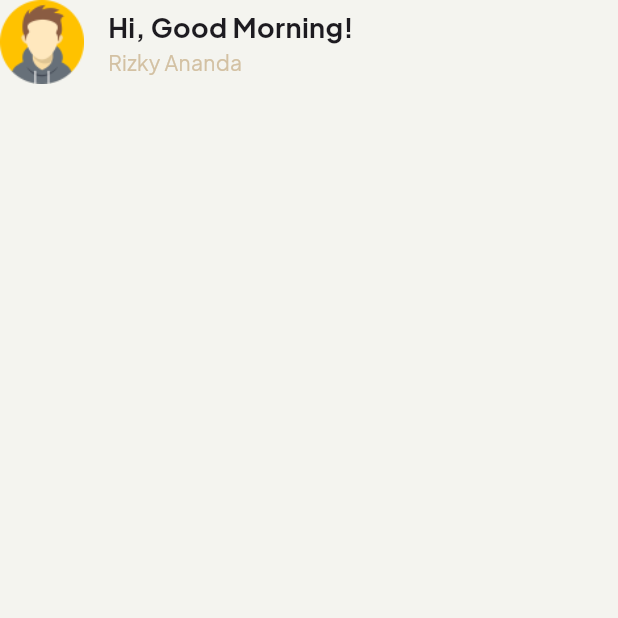
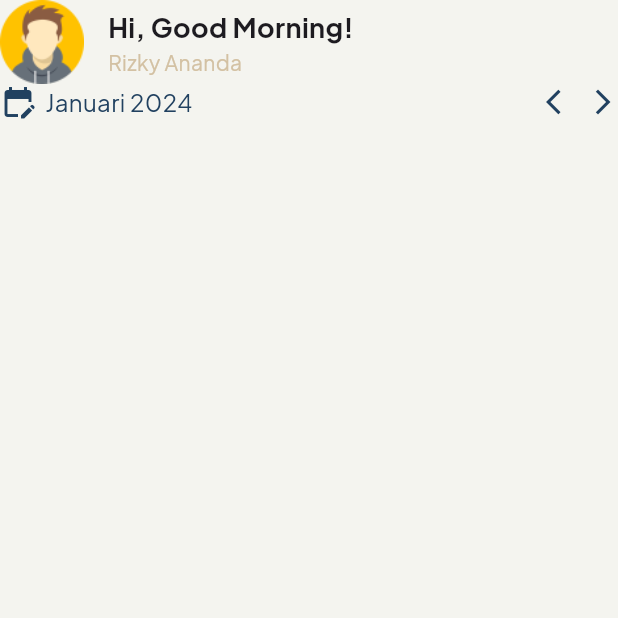
Before and after one commit to ekyrizky/savvy-stash, a Flutter app: the screen it shows after launch, on a phone screen of 412 x 824 dp, the top half of it. Run offline on Flutter 3.47's test engine with Material 3 defaults, Android fonts, the phone set to English and light mode, and no system bars; our stand-ins replace get, google_fonts.

Commit message:
add component: edit calendar

```diff
--- /dev/null
+++ b/lib/presentation/components/atoms/calendar_atom.dart
@@ -0,0 +1,33 @@
+import 'package:flutter/material.dart';
+import 'package:savvy_stash/app/theme/colors.dart';
+import 'package:savvy_stash/app/theme/typography.dart';
+
+class CalendarAtom extends StatelessWidget {
+  const CalendarAtom({super.key, required this.onTap});
+
+  final VoidCallback onTap;
+
+  @override
+  Widget build(BuildContext context) {
+    return GestureDetector(
+      onTap: () {
+        onTap();
+      },
+      child: Row(
+        children: [
+          Icon(
+            Icons.edit_calendar,
+            size: 24,
+            color: AppColors.kPrimaryColor,
+          ),
+          SizedBox(width: 6),
+          Text(
+            'Januari 2024',
+            style: AppTypography.bodyMedium
+                .copyWith(color: AppColors.kPrimaryColor),
+          ),
+        ],
+      ),
+    );
+  }
+}
--- /dev/null
+++ b/lib/presentation/components/atoms/next_prev_atom.dart
@@ -0,0 +1,34 @@
+import 'package:flutter/material.dart';
+import 'package:savvy_stash/app/theme/colors.dart';
+
+class NextPrevAtom extends StatelessWidget {
+  const NextPrevAtom({super.key, required this.onNext, required this.onPrev});
+
+  final VoidCallback onNext;
+  final VoidCallback onPrev;
+
+  @override
+  Widget build(BuildContext context) {
+    return Row(
+      children: [
+        GestureDetector(
+          onTap: onPrev,
+          child: Icon(
+            Icons.arrow_back_ios,
+            size: 20,
+            color: AppColors.kPrimaryColor,
+          ),
+        ),
+        SizedBox(width: 8),
+        GestureDetector(
+          onTap: onNext,
+          child: Icon(
+            Icons.arrow_forward_ios,
+            size: 20,
+            color: AppColors.kPrimaryColor,
+          ),
+        ),
+      ],
+    );
+  }
+}
--- /dev/null
+++ b/lib/presentation/components/molecules/calendar_molecule.dart
@@ -0,0 +1,29 @@
+import 'package:flutter/material.dart';
+import 'package:savvy_stash/presentation/components/atoms/calendar_atom.dart';
+import 'package:savvy_stash/presentation/components/atoms/next_prev_atom.dart';
+
+class CalendarMolecule extends StatelessWidget {
+  const CalendarMolecule({
+    super.key,
+    required this.onCalendarClick,
+    required this.onNext,
+    required this.onPrev,
+  });
+
+  final VoidCallback onCalendarClick;
+  final VoidCallback onNext;
+  final VoidCallback onPrev;
+
+  @override
+  Widget build(BuildContext context) {
+    return Row(
+      mainAxisAlignment: MainAxisAlignment.spaceBetween,
+      children: [
+        CalendarAtom(
+          onTap: onCalendarClick,
+        ),
+        NextPrevAtom(onNext: onNext, onPrev: onPrev)
+      ],
+    );
+  }
+}
--- a/lib/presentation/pages/home_page.dart
+++ b/lib/presentation/pages/home_page.dart
@@ -1,5 +1,6 @@
 import 'package:flutter/material.dart';
 import 'package:savvy_stash/app/theme/colors.dart';
+import 'package:savvy_stash/presentation/components/molecules/calendar_molecule.dart';
 import 'package:savvy_stash/presentation/components/molecules/profile_header_molecule.dart';
 
 class HomePage extends StatelessWidget {
@@ -13,6 +14,17 @@ class HomePage extends StatelessWidget {
         child: Column(
           children: [
             ProfileHeaderMolecule(),
+            CalendarMolecule(
+              onCalendarClick: () {
+                print('calendar click');
+              },
+              onNext: () {
+                print('next click');
+              },
+              onPrev: () {
+                print('prev click');
+              },
+            ),
           ],
         ),
       ),
```
